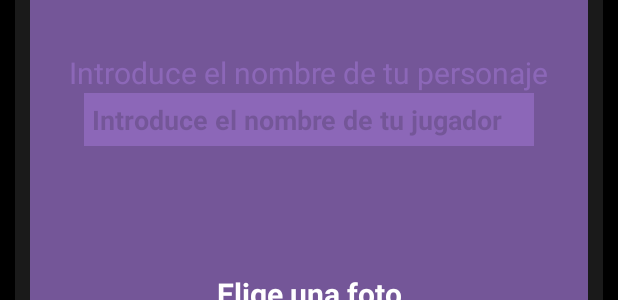
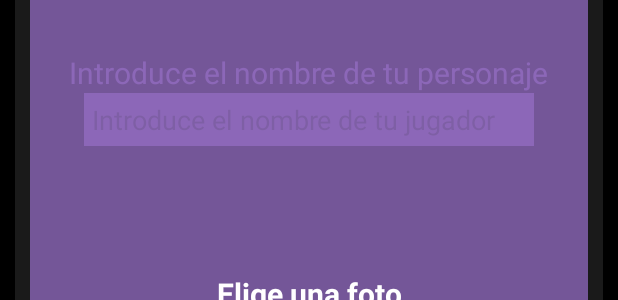
Before and after one commit to ajloinformatico/party-lojo-game, an Android app: the layout config_player_object_fragment.xml on its own in the app's theme, with its tools: preview values and no code run, on a phone screen of 412 x 824 dp. Shown: the part 454-754 px from the top of the screen. Run offline under Robolectric (Android 15) with nearby library versions, the phone set to English and light mode, and no system bars; network calls fail.

Commit message:
[FEATURE-3] Refactor of app theme - [x] Update libraries - [X] Create Infolojo webView - [ ] Update material version - [x] Refactor app themes

```diff
--- a/app/app/src/main/res/layout/activity_main.xml
+++ b/app/app/src/main/res/layout/activity_main.xml
@@ -6,9 +6,6 @@
     android:layout_height="match_parent"
     tools:context=".MainActivity">
 
-<!--    <include android:id="@+id/activity_main__custom_toolbar"-->
-<!--        layout="@layout/custom_toolbar"/>-->
-
     <!--Navigation-->
     <fragment
         android:id="@+id/main_activity__nav_host_fragment"
@@ -16,6 +13,7 @@
         android:layout_width="match_parent"
         android:layout_height="match_parent"
         app:defaultNavHost="true"
-        app:navGraph="@navigation/nav_graph"/>
+        app:navGraph="@navigation/nav_graph"
+        tools:ignore="FragmentTagUsage" />
 
 </androidx.constraintlayout.widget.ConstraintLayout>
--- a/app/app/src/main/res/layout/config_player_object_fragment.xml
+++ b/app/app/src/main/res/layout/config_player_object_fragment.xml
@@ -42,34 +42,24 @@
                 app:layout_constraintTop_toBottomOf="@id/config_player__img" />
 
 
-
             <TextView
                 android:id="@+id/config_player__player_name_label"
+                style="@style/InputTextLabel"
                 android:layout_width="wrap_content"
                 android:layout_height="wrap_content"
-                android:text="Introduce el nombre de tu personaje"
-                android:textSize="@dimen/sp20"
-                android:textColor="@color/primary_slow_purple"
                 android:layout_marginTop="@dimen/dp100"
+                app:layout_constraintBottom_toTopOf="@id/config_player__player_name_txt"
+                app:layout_constraintEnd_toEndOf="parent"
                 app:layout_constraintStart_toStartOf="parent"
-                app:layout_constraintEnd_toEndOf="parent"
-                app:layout_constraintTop_toBottomOf="@id/config_player__imagen_lavel"
-                app:layout_constraintBottom_toTopOf="@id/config_player__player_name_txt"/>
+                app:layout_constraintTop_toBottomOf="@id/config_player__imagen_lavel" />
 
             <EditText
                 android:id="@+id/config_player__player_name_txt"
+                style="@style/inputText"
                 android:layout_width="@dimen/dp300"
                 android:layout_height="wrap_content"
-                android:background="@color/primary_slow_purple"
-                android:ellipsize="end"
+                android:autofillHints="username"
                 android:hint="@string/config_player_name_txt"
-                android:inputType="text"
-                android:maxLines="1"
-                android:padding="5dp"
-                android:scrollHorizontally="true"
-                android:textColor="@color/black"
-                android:textColorHint="@color/black"
-                android:textStyle="bold"
                 app:layout_constraintEnd_toEndOf="parent"
                 app:layout_constraintStart_toStartOf="parent"
                 app:layout_constraintTop_toBottomOf="@id/config_player__player_name_label" />
@@ -77,26 +67,24 @@
 
             <TextView
                 android:id="@+id/config_player__next_label"
+                style="@style/normalText.bold"
                 android:layout_width="match_parent"
                 android:layout_height="wrap_content"
+                android:layout_marginTop="@dimen/dp150"
                 android:layout_marginBottom="@dimen/dp30"
-                android:layout_marginTop="@dimen/dp150"
                 android:gravity="center"
                 android:text="@string/toca_para_seguir"
-                android:textColor="@color/primary_slow_purple"
-                android:textSize="@dimen/sp20"
-                android:textStyle="bold"
                 app:layout_constraintBottom_toBottomOf="parent"
                 app:layout_constraintTop_toBottomOf="@id/config_player__player_name_txt" />
 
             <ImageButton
                 android:id="@+id/config_player__start_btn"
+                style="@style/actionCircleButton"
                 android:layout_width="@dimen/dp60"
                 android:layout_height="@dimen/dp60"
+                android:layout_marginTop="@dimen/dp150"
                 android:layout_marginBottom="@dimen/dp30"
-                android:background="@drawable/button_border_rounds"
-                android:layout_marginTop="@dimen/dp150"
-                android:backgroundTint="@color/primary_slow_purple"
+                android:contentDescription="@null"
                 android:src="@drawable/ic_play_icon"
                 android:visibility="gone"
                 app:layout_constraintBottom_toBottomOf="parent"
@@ -109,13 +97,11 @@
 
             <TextView
                 android:id="@+id/config_player__start_btn__label"
+                style="@style/normalText.bold"
                 android:layout_width="match_parent"
                 android:layout_height="wrap_content"
                 android:gravity="center"
                 android:text="@string/toca_para_comenzar_el_juego"
-                android:textColor="@color/primary_slow_purple"
-                android:textSize="@dimen/sp20"
-                android:textStyle="bold"
                 android:visibility="gone"
                 app:layout_constraintTop_toBottomOf="@id/config_player__start_btn"
                 tools:visibility="visible" />
@@ -144,14 +130,12 @@
             app:layout_constraintTop_toTopOf="parent" />
 
         <TextView
+            style="@style/normalTextWhite.bold"
             android:layout_width="match_parent"
             android:layout_height="wrap_content"
             android:gravity="center"
             android:paddingBottom="@dimen/dp10"
             android:text="@string/elige_una_foto"
-            android:textColor="@color/white"
-            android:textSize="@dimen/sp20"
-            android:textStyle="bold"
             app:layout_constraintBottom_toBottomOf="@id/config_player__custom_alert__recycler" />
 
     </androidx.constraintlayout.widget.ConstraintLayout>
--- a/app/app/src/main/res/layout/fragment_infolojo_web_view.xml
+++ b/app/app/src/main/res/layout/fragment_infolojo_web_view.xml
@@ -8,8 +8,8 @@
 
     <WebView
         android:id="@+id/infolojoWebViewContainer"
-        android:background="@color/transparent"
         android:layout_width="match_parent"
-        android:layout_height="match_parent"/>
+        android:layout_height="match_parent"
+        android:background="@color/transparent" />
 
 </FrameLayout>
--- a/app/app/src/main/res/layout/row_error_screen.xml
+++ b/app/app/src/main/res/layout/row_error_screen.xml
@@ -1,6 +1,7 @@
 <?xml version="1.0" encoding="utf-8"?>
 <androidx.constraintlayout.widget.ConstraintLayout xmlns:android="http://schemas.android.com/apk/res/android"
     xmlns:app="http://schemas.android.com/apk/res-auto"
+    xmlns:tools="http://schemas.android.com/tools"
     android:layout_width="match_parent"
     android:layout_height="match_parent"
     android:background="@color/black"
@@ -8,7 +9,8 @@
     android:fitsSystemWindows="true"
     android:orientation="vertical"
     android:padding="@dimen/dp20"
-    android:visibility="gone">
+    android:visibility="gone"
+    tools:visibility="visible">
 
     <TextView
         android:id="@+id/textErrorTitle"
--- a/app/app/src/main/res/values/themes.xml
+++ b/app/app/src/main/res/values/themes.xml
@@ -10,7 +10,7 @@
         <item name="colorSecondaryVariant">@color/teal_700</item>
         <item name="colorOnSecondary">@color/black</item>
         <!-- Status bar color. -->
-        <item name="android:statusBarColor" tools:targetApi="l">?attr/colorPrimaryVariant</item>
+        <item name="android:statusBarColor">?attr/colorPrimaryVariant</item>
         <!-- Customize your theme here. -->
         <item name="windowActionBar">false</item>
         <item name="windowNoTitle">true</item>
@@ -43,7 +43,103 @@
         <item name="android:textSize">@dimen/sp20</item>
     </style>
 
-    <!-- TODO NEW THEMES -->
+    <style name="circleImageBigRow">
+        <item name="android:width">@dimen/dp150</item>
+        <item name="android:height">@dimen/dp150</item>
+    </style>
+
+    <style name="InputTextLabel">
+        <item name="android:text">@string/input_player_name</item>
+        <item name="android:textSize">@dimen/sp20</item>
+        <item name="android:textColor">@color/primary_slow_purple</item>
+    </style>
+
+    <style name="onPlayLabelQuestion">
+        <item name="android:textColor">@color/primary_slow_purple</item>
+        <item name="android:textSize">30sp</item>
+        <item name="android:textStyle">bold</item>
+    </style>
+
+    <style name="inputText">
+        <item name="android:background">@color/primary_slow_purple</item>
+        <item name="android:ellipsize">end</item>
+        <item name="android:inputType">text</item>
+        <item name="android:maxLines">1</item>
+        <item name="android:padding">@dimen/dp5</item>
+        <item name="android:scrollHorizontally">true</item>
+        <item name="android:textColor">@color/black</item>
+        <item name="android:textColorHint">@color/black_real_trasparent</item>
+    </style>
+
+    <style name="inputText.bold" parent="inputText">
+        <item name="android:textStyle">bold</item>
+    </style>
+
+    <style name="normalText">
+        <item name="android:textColor">@color/primary_slow_purple</item>
+        <item name="android:textSize">@dimen/sp20</item>
+    </style>
+
+    <style name="normalText.center">
+        <item name="android:gravity">center</item>
+    </style>
+
+    <style name="normalText.bold" parent="normalText">
+        <item name="android:textStyle">bold</item>
+    </style>
+
+    <style name="mediumText" parent="normalText">
+        <item name="android:textSize">@dimen/sp30</item>
+    </style>
+
+    <style name="mediumText.center" parent="mediumText">
+        <item name="android:gravity">center</item>
+    </style>
+
+    <style name="normalTextWhite" parent="normalText">
+        <item name="android:textColor">@color/white</item>
+        <item name="android:textSize">@dimen/sp20</item>
+    </style>
+
+    <style name="normalTextWhite.center" parent="normalTextWhite">
+        <item name="android:gravity">center</item>
+    </style>
+
+    <style name="normalTextWhite.bold" parent="normalTextWhite">
+        <item name="android:textStyle">bold</item>
+    </style>
+
+    <style name="titleText">
+        <item name="android:textSize">@dimen/sp50</item>
+        <item name="android:textColor">@color/white</item>
+    </style>
 
 
+    <style name="titleText.bold" parent="titleText">
+        <item name="android:textStyle">bold</item>
+    </style>
+
+    <style name="titleText.center" parent="titleText">
+        <item name="android:gravity">center</item>
+    </style>
+
+    <style name="titleText.slowPurple" parent="titleText">
+        <item name="android:textColor">@color/primary_slow_purple</item>
+    </style>
+
+    <style name="titleText.slowPurple.center" parent="titleText.slowPurple">
+        <item name="android:gravity">center</item>
+    </style>
+
+    <style name="subMessage">
+        <item name="android:textColor">@color/white</item>
+        <item name="android:textStyle">italic</item>
+        <item name="android:gravity">end</item>
+    </style>
+
+    <style name="actionCircleButton">
+        <item name="android:background">@drawable/button_border_rounds</item>
+        <item name="android:backgroundTint">@color/primary_slow_purple</item>
+        <item name="android:contentDescription">@null</item>
+    </style>
 </resources>
```
Also changed, not shown: app/app/src/main/res/layout/fragment_config_player_info.xml (+17 -28 lines), app/app/src/main/res/layout/fragment_home_page.xml (+5 -11 lines), app/app/src/main/res/layout/fragment_how_many_p_layers.xml (+46 -48 lines), app/app/src/main/res/layout/fragment_on_play_yo_nunca_and_bebe_quien.xml (+6 -9 lines), app/app/src/main/res/layout/fragment_on_playe_home.xml (+23 -23 lines), app/app/src/main/res/values/strings.xml (+14 -0 lines).
